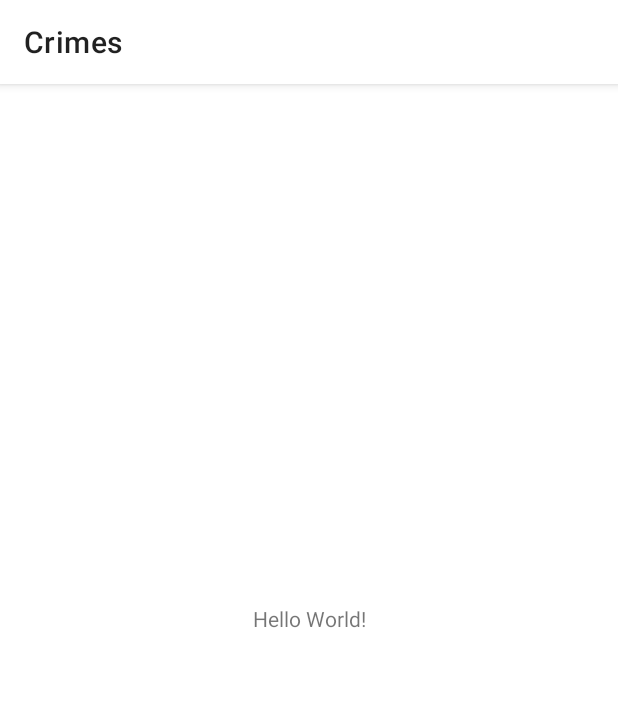
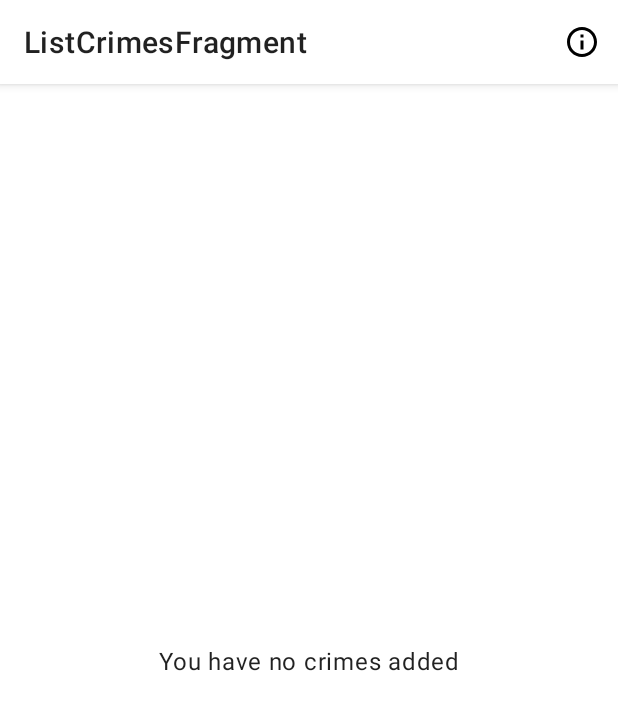
Before and after one commit to HadySalhab/CriminialIntent-MVVM, an Android app: the screen it shows after launch (MainActivity), on a phone screen of 412 x 824 dp. Shown: the top 710 px of the screen. Run offline under Robolectric (Android 15) with nearby library versions, the phone set to English and light mode, and no system bars; our stand-ins replace data binding, navigation-ui.

Commit message:
Wiring Activity,ListFragment And AboutFragment

```diff
--- a/app/build.gradle
+++ b/app/build.gradle
@@ -25,6 +25,15 @@ android {
     }
     dataBinding {
         enabled = true
+    }
+
+    compileOptions {
+        sourceCompatibility = 1.8
+        targetCompatibility = 1.8
+    }
+
+    kotlinOptions {
+        jvmTarget = "1.8"
     }
 }
 
--- /dev/null
+++ b/app/src/main/java/com/android/myapplication/criminialintent_refactored/AboutFragment.kt
@@ -0,0 +1,31 @@
+package com.android.myapplication.criminialintent_refactored
+
+
+import android.os.Bundle
+import android.view.*
+import androidx.fragment.app.Fragment
+import android.widget.TextView
+import com.android.myapplication.criminialintent_refactored.databinding.FragmentAboutBinding
+import com.android.myapplication.criminialintent_refactored.databinding.FragmentCrimesListBinding
+
+/**
+ * A simple [Fragment] subclass.
+ */
+class AboutFragment : Fragment() {
+    private lateinit var binding: FragmentAboutBinding
+    override fun onCreateView(
+        inflater: LayoutInflater, container: ViewGroup?,
+        savedInstanceState: Bundle?
+    ): View? {
+        binding = FragmentAboutBinding.inflate(layoutInflater,container,false)
+        setHasOptionsMenu(true)
+        return binding.root
+    }
+
+    override fun onCreateOptionsMenu(menu: Menu, inflater: MenuInflater) {
+        menu.clear()
+        super.onCreateOptionsMenu(menu, inflater)
+    }
+
+
+}
--- a/app/src/main/java/com/android/myapplication/criminialintent_refactored/MainActivity.kt
+++ b/app/src/main/java/com/android/myapplication/criminialintent_refactored/MainActivity.kt
@@ -2,11 +2,46 @@ package com.android.myapplication.criminialintent_refactored
 
 import androidx.appcompat.app.AppCompatActivity
 import android.os.Bundle
+import android.view.Menu
+import android.view.MenuItem
+import androidx.navigation.NavController
+import androidx.navigation.findNavController
+import androidx.navigation.ui.AppBarConfiguration
+import androidx.navigation.ui.NavigationUI
+import androidx.navigation.ui.onNavDestinationSelected
+import com.android.myapplication.criminialintent_refactored.databinding.ActivityMainBinding
 
 class MainActivity : AppCompatActivity() {
+    private lateinit var binding: ActivityMainBinding
+    private lateinit var navController: NavController
+    private lateinit var appConfig: AppBarConfiguration
 
     override fun onCreate(savedInstanceState: Bundle?) {
         super.onCreate(savedInstanceState)
-        setContentView(R.layout.activity_main)
+        binding = ActivityMainBinding.inflate(layoutInflater)
+        setContentView(binding.root)
+        navController = this.findNavController(R.id.nav_host)
+
+        setUpToolbar()
     }
-}
+
+    fun setUpToolbar() {
+        (this as AppCompatActivity).setSupportActionBar(binding.toolbar)
+        appConfig = AppBarConfiguration(navController.graph)
+        NavigationUI.setupActionBarWithNavController(this, navController,appConfig)
+    }
+
+    override fun onCreateOptionsMenu(menu: Menu?): Boolean {
+        super.onCreateOptionsMenu(menu)
+        menuInflater.inflate(R.menu.toolbar_menu,menu)
+        return  true
+
+    }
+    override fun onOptionsItemSelected(item: MenuItem): Boolean {
+        return item.onNavDestinationSelected(navController) || super.onOptionsItemSelected(item)
+    }
+
+    override fun onSupportNavigateUp(): Boolean {
+        return NavigationUI.navigateUp(navController, appConfig)|| super.onSupportNavigateUp()
+    }
+    }
--- /dev/null
+++ b/app/src/main/res/drawable/ic_about.xml
@@ -0,0 +1,9 @@
+<vector xmlns:android="http://schemas.android.com/apk/res/android"
+        android:width="24dp"
+        android:height="24dp"
+        android:viewportWidth="24.0"
+        android:viewportHeight="24.0">
+    <path
+        android:fillColor="#FF000000"
+        android:pathData="M11,17h2v-6h-2v6zM12,2C6.48,2 2,6.48 2,12s4.48,10 10,10 10,-4.48 10,-10S17.52,2 12,2zM12,20c-4.41,0 -8,-3.59 -8,-8s3.59,-8 8,-8 8,3.59 8,8 -3.59,8 -8,8zM11,9h2L13,7h-2v2z"/>
+</vector>
--- a/app/src/main/res/layout/activity_main.xml
+++ b/app/src/main/res/layout/activity_main.xml
@@ -1,7 +1,13 @@
 <?xml version="1.0" encoding="utf-8"?>
-<androidx.constraintlayout.widget.ConstraintLayout xmlns:android="http://schemas.android.com/apk/res/android"
+<layout xmlns:android="http://schemas.android.com/apk/res/android"
     xmlns:app="http://schemas.android.com/apk/res-auto"
-    xmlns:tools="http://schemas.android.com/tools"
+    xmlns:tools="http://schemas.android.com/tools">
+
+    <data>
+
+    </data>
+
+    <androidx.constraintlayout.widget.ConstraintLayout
         android:layout_width="match_parent"
         android:layout_height="match_parent"
         tools:context=".MainActivity">
@@ -22,13 +28,17 @@
                 app:title="@string/toolbar_title" />
         </com.google.android.material.appbar.AppBarLayout>
 
-    <TextView
-        android:layout_width="wrap_content"
-        android:layout_height="wrap_content"
-        android:text="Hello World!"
+        <fragment
+            android:id="@+id/nav_host"
+            android:name="androidx.navigation.fragment.NavHostFragment"
+            android:layout_width="0dp"
+            android:layout_height="0dp"
+            app:defaultNavHost="true"
             app:layout_constraintBottom_toBottomOf="parent"
-        app:layout_constraintLeft_toLeftOf="parent"
-        app:layout_constraintRight_toRightOf="parent"
-        app:layout_constraintTop_toTopOf="parent" />
+            app:layout_constraintEnd_toEndOf="parent"
+            app:layout_constraintStart_toStartOf="parent"
+            app:layout_constraintTop_toBottomOf="@id/appBarLayout"
+            app:navGraph="@navigation/nav_graph" />
 
     </androidx.constraintlayout.widget.ConstraintLayout>
+</layout>
--- a/app/src/main/res/layout/fragment_about.xml
+++ b/app/src/main/res/layout/fragment_about.xml
@@ -1,9 +1,16 @@
 <?xml version="1.0" encoding="utf-8"?>
-<androidx.constraintlayout.widget.ConstraintLayout xmlns:android="http://schemas.android.com/apk/res/android"
-    xmlns:app="http://schemas.android.com/apk/res-auto"
+<layout xmlns:android="http://schemas.android.com/apk/res/android"
+    xmlns:app="http://schemas.android.com/apk/res-auto">
+
+    <data>
+
+    </data>
+
+    <androidx.constraintlayout.widget.ConstraintLayout
         android:orientation="vertical"
         android:layout_width="match_parent"
         android:layout_height="match_parent">
+
         <WebView
             android:id="@+id/about"
             android:layout_width="0dp"
@@ -13,3 +20,4 @@
             app:layout_constraintStart_toStartOf="parent"
             app:layout_constraintTop_toTopOf="parent" />
     </androidx.constraintlayout.widget.ConstraintLayout>
+</layout>
--- /dev/null
+++ b/app/src/main/res/menu/toolbar_menu.xml
@@ -0,0 +1,11 @@
+<?xml version="1.0" encoding="utf-8"?>
+<menu xmlns:android="http://schemas.android.com/apk/res/android"
+    xmlns:app="http://schemas.android.com/apk/res-auto">
+
+    <item
+        android:icon="@drawable/ic_about"
+        app:showAsAction="ifRoom|withText"
+        android:id="@+id/aboutFragment"
+        android:title="@string/menuItem_about" />
+
+</menu>
--- /dev/null
+++ b/app/src/main/res/navigation/nav_graph.xml
@@ -0,0 +1,19 @@
+<?xml version="1.0" encoding="utf-8"?>
+<navigation xmlns:android="http://schemas.android.com/apk/res/android"
+    xmlns:app="http://schemas.android.com/apk/res-auto"
+    xmlns:tools="http://schemas.android.com/tools"
+    android:id="@+id/nav_graph"
+    app:startDestination="@id/listCrimesFragment2">
+    <fragment
+        android:id="@+id/listCrimesFragment2"
+        android:name="com.android.myapplication.criminialintent_refactored.ListCrimesFragment"
+        android:label="ListCrimesFragment"
+        tools:layout="@layout/fragment_crimes_list"
+        />
+    <fragment
+        android:id="@+id/aboutFragment"
+        android:name="com.android.myapplication.criminialintent_refactored.AboutFragment"
+        android:label="AboutFragment"
+        tools:layout="@layout/fragment_about"
+        />
+</navigation>
--- a/app/src/main/res/values/strings.xml
+++ b/app/src/main/res/values/strings.xml
@@ -2,4 +2,5 @@
     <string name="app_name">CriminialIntent-Refactored</string>
     <string name="toolbar_title">Crimes</string>
     <string name="empty_list">You have no crimes added</string>
+    <string name="menuItem_about">About</string>
 </resources>
```
Lines whose indentation alone changed are shown as unchanged.
